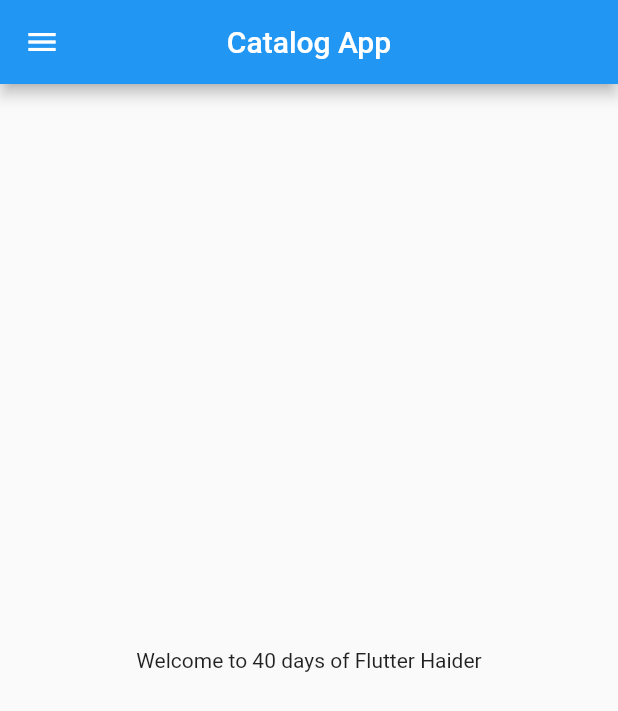
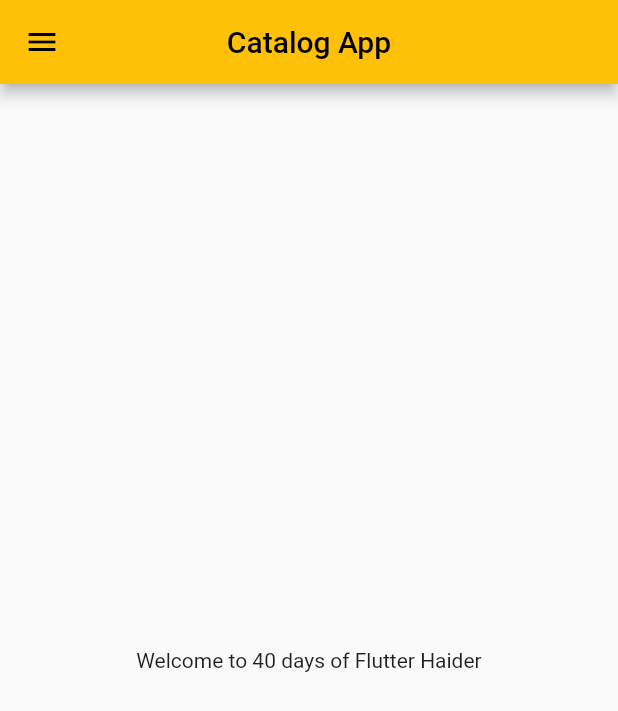
Before and after one commit to MuhammadHaiderSharif/Learning-Flutter, a Flutter app: the screen it shows after launch, on a phone screen of 412 x 824 dp. Shown: the top 711 px of the screen. Run offline on Flutter 3.47's test engine with Material 2 defaults, Android fonts, the phone set to English and light mode, and no system bars.

Commit message:
Day 3 completed

```diff
--- a/lib/main.dart
+++ b/lib/main.dart
@@ -1,18 +1,27 @@
 import 'package:flutter/material.dart';
-import 'package:flutter_catalog/home_page.dart';
+import 'package:flutter_catalog/pages/home_page.dart';
+import 'package:flutter_catalog/pages/login_page.dart';
 
 void main(List<String> args) {
   runApp(MyApp());
 }
 
 class MyApp extends StatelessWidget {
-   const MyApp({Key? key}) : super(key: key);
+  const MyApp({Key? key}) : super(key: key);
 
   @override
   Widget build(BuildContext context) {
     return MaterialApp(
       debugShowCheckedModeBanner: false,
-      home: HomePage(),
+      themeMode: ThemeMode.light,
+      theme: ThemeData(primarySwatch: Colors.amber),
+      darkTheme: ThemeData(brightness: Brightness.dark),
+      initialRoute: "/home",
+      routes: {
+        "/": (context) => LoginPage(),
+        "/home": (context) => HomePage(),
+        "/login": (context) => LoginPage(),
+      },
     );
   }
 }
```
Also changed, not shown: lib/pages/login_page.dart (added, +17 -0 lines), lib/pages/home_page.dart (renamed from lib/home_page.dart).
